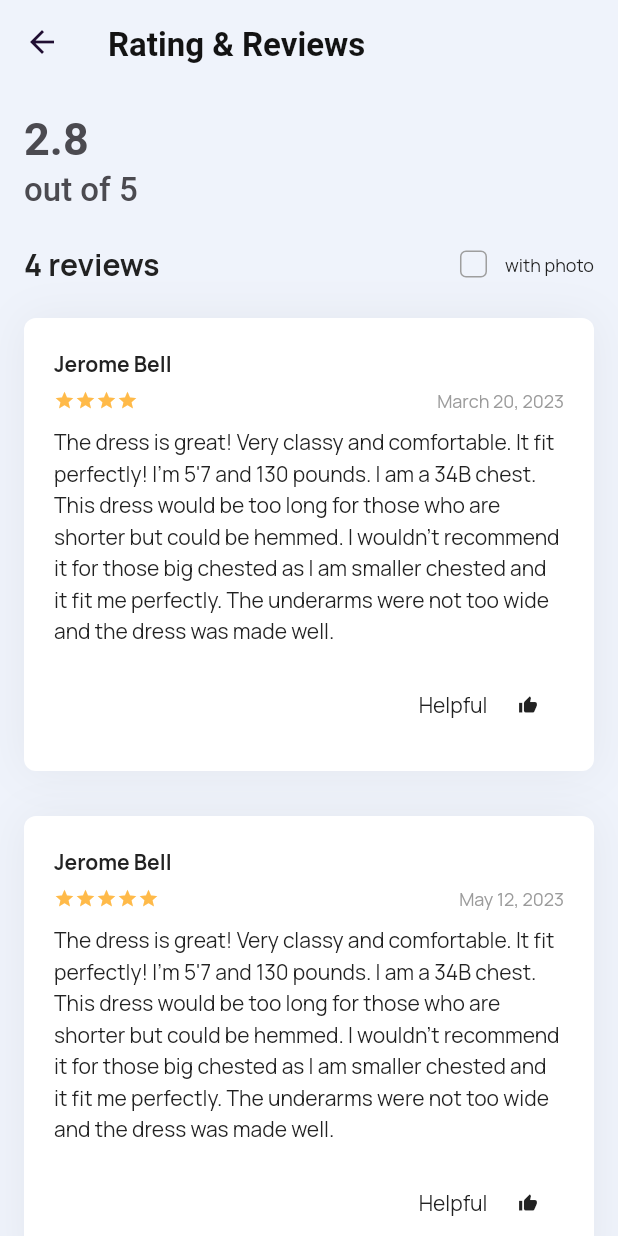
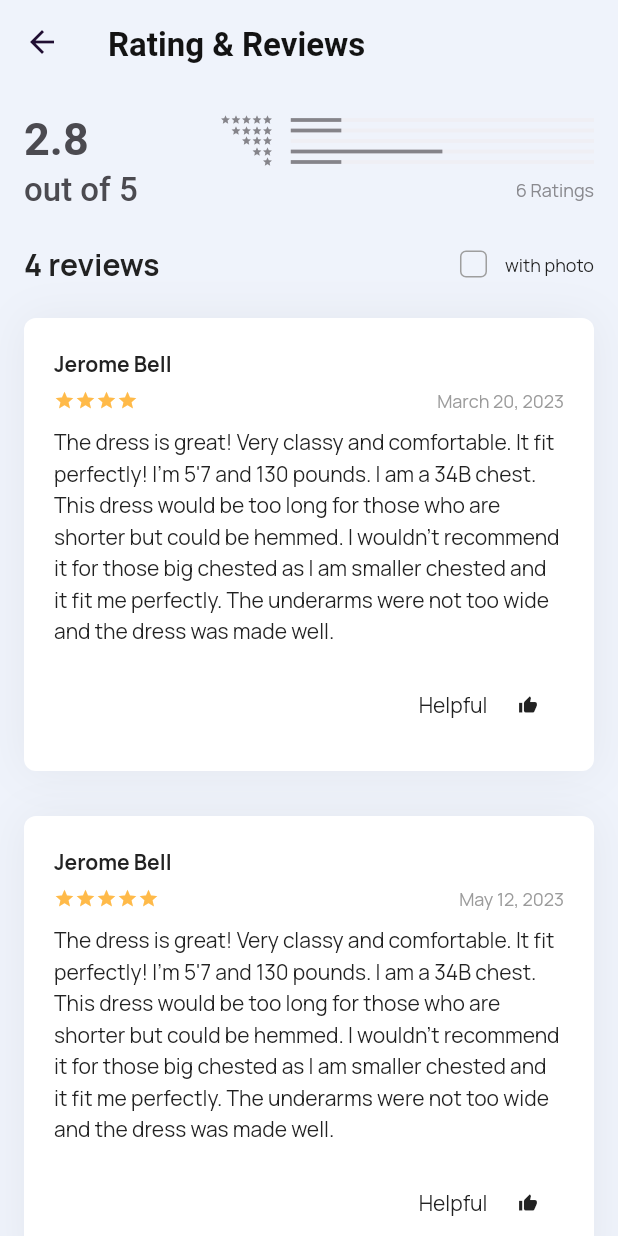
Before and after one commit to Manuelkpatsu/learning_app, a Flutter app: the RatingReviewScreen screen opened by its route, on a phone screen of 412 x 824 dp. Run offline on Flutter 3.47's test engine with Material 2 defaults, Android fonts, the phone set to English and light mode, and no system bars; our stand-ins replace equatable, file_picker, flutter_chat_types, flutter_chat_ui, flutter_rating_bar, flutter_svg and 10 more; missing offline and left inert: zego_uikit_prebuilt_call.

Commit message:
fixup! Implement rating statistics

```diff
--- a/lib/screen/main/rating_review/rating_review_screen.dart
+++ b/lib/screen/main/rating_review/rating_review_screen.dart
@@ -5,10 +5,12 @@ import 'package:learning_app/models/user.dart';
 import 'package:learning_app/screen/widget/app_bar_title.dart';
 import 'package:learning_app/screen/widget/instructor_image.dart';
 
+import 'widget/rating_statistics_tile.dart';
 import 'widget/rating_text.dart';
 import 'widget/review_tile.dart';
 import 'widget/reviews_text.dart';
 import 'widget/show_photo_checkbox.dart';
+import 'widget/total_ratings_text.dart';
 import 'widget/with_photo_text.dart';
 
 class RatingReviewScreen extends StatefulWidget {
@@ -99,8 +101,45 @@ class _RatingReviewScreenState extends State<RatingReviewScreen> {
               mainAxisAlignment: MainAxisAlignment.spaceBetween,
               children: [
                 RatingText(rate: _sum / _count),
-                const SizedBox(width: 20),
-                Expanded(child: Container()),
+                const SizedBox(width: 50),
+                Expanded(
+                  child: Column(
+                    children: [
+                      RatingStatisticsTile(
+                        numberOfStars: 5,
+                        totalOccurrenceOfRating:
+                            _reviews.where((review) => review.rate == 5).length,
+                        totalNumberOfRatings: _reviews.length,
+                      ),
+                      RatingStatisticsTile(
+                        numberOfStars: 4,
+                        totalOccurrenceOfRating:
+                            _reviews.where((review) => review.rate == 4).length,
+                        totalNumberOfRatings: _reviews.length,
+                      ),
+                      RatingStatisticsTile(
+                        numberOfStars: 3,
+                        totalOccurrenceOfRating:
+                            _reviews.where((review) => review.rate == 3).length,
+                        totalNumberOfRatings: _reviews.length,
+                      ),
+                      RatingStatisticsTile(
+                        numberOfStars: 2,
+                        totalOccurrenceOfRating:
+                            _reviews.where((review) => review.rate == 2).length,
+                        totalNumberOfRatings: _reviews.length,
+                      ),
+                      RatingStatisticsTile(
+                        numberOfStars: 1,
+                        totalOccurrenceOfRating:
+                            _reviews.where((review) => review.rate == 1).length,
+                        totalNumberOfRatings: _reviews.length,
+                      ),
+                      const SizedBox(height: 5),
+                      TotalRatingsText(totalRatings: _reviews.length),
+                    ],
+                  ),
+                ),
               ],
             ),
             const SizedBox(height: 20),
--- a/lib/screen/main/rating_review/widget/rating_statistics_tile.dart
+++ b/lib/screen/main/rating_review/widget/rating_statistics_tile.dart
@@ -1,19 +1,26 @@
 import 'package:flutter/material.dart';
 import 'package:learning_app/theme/custom_color.dart';
 
-class RatingTile extends StatelessWidget {
+class RatingStatisticsTile extends StatelessWidget {
   final int numberOfStars;
+  final int totalOccurrenceOfRating;
+  final int totalNumberOfRatings;
 
-  const RatingTile({Key? key, required this.numberOfStars}) : super(key: key);
+  const RatingStatisticsTile({
+    Key? key,
+    required this.numberOfStars,
+    required this.totalOccurrenceOfRating,
+    required this.totalNumberOfRatings,
+  }) : super(key: key);
 
   @override
   Widget build(BuildContext context) {
     return Row(
       children: [
-        Container(
-          alignment: Alignment.centerRight,
+        SizedBox(
           width: 40,
           child: Row(
+            mainAxisAlignment: MainAxisAlignment.end,
             children: List.generate(numberOfStars, (index) {
               return const Icon(Icons.star, size: 7, color: CustomColor.statisticsColor);
             }),
@@ -25,7 +32,7 @@ class RatingTile extends StatelessWidget {
             minHeight: 2.5,
             color: CustomColor.statisticsColor,
             backgroundColor: CustomColor.statisticsProgressColor,
-            value: ,
+            value: (totalOccurrenceOfRating / totalNumberOfRatings) * 1,
           ),
         ),
       ],
--- a/lib/theme/custom_color.dart
+++ b/lib/theme/custom_color.dart
@@ -48,6 +48,7 @@ class CustomColor {
   static const Color profileIconColor = Color(0xff2e2e2e);
   static const Color photoBackgroundColor = Color(0xffc4c4c4);
   static const Color unselectedRadioButtonColor = Color(0xff9f9f9f);
+  static const Color statisticsProgressColor = Color(0xffefeff4);
 
   static const values = [
     lightGreenColor,
```
